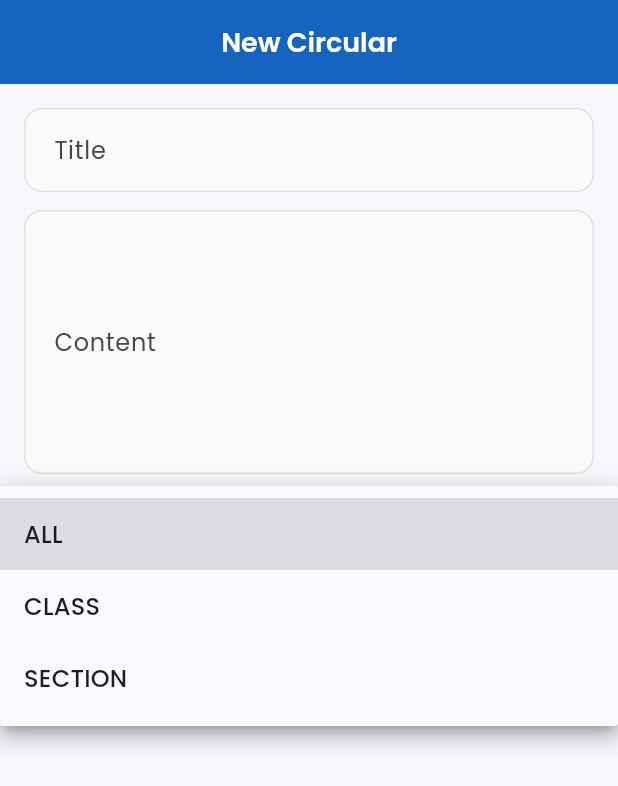
After one commit to abhishek-150104/school-app-frontend, a Flutter app: the CreateCircularScreen screen opened by its route, after a tap on "ALL", on a phone screen of 412 x 824 dp. The commit adds this screen. Shown: the top 786 px of the screen. Run offline on Flutter 3.47's test engine with Material 3 defaults, Android fonts, the phone set to English and light mode, and no system bars; our stand-ins replace dio, flutter_riverpod, flutter_secure_storage, go_router, google_fonts; accounts and stored records are empty; network calls fail.

Commit message:
feat: Module 7 Flutter — Circulars screens, provider, repository, routes

```diff
--- a/lib/core/constants/api_constants.dart
+++ b/lib/core/constants/api_constants.dart
@@ -68,6 +68,12 @@ class ApiConstants {
   static String homeworkSubmissions(String homeworkId) => '/api/homework/$homeworkId/submissions';
   static String myChildHomework(String studentId) => '/api/parents/me/students/$studentId/homework';
 
+  // Circulars
+  static const String circulars = '/api/circulars';
+  static String circular(String id) => '/api/circulars/$id';
+  static String markCircularRead(String id) => '/api/circulars/$id/read';
+  static const String circularUnreadCount = '/api/circulars/unread-count';
+
   // Attendance
   static String sectionAttendance(String sectionId) =>
       '/api/sections/$sectionId/attendance';
--- /dev/null
+++ b/lib/features/circular/presentation/screens/circular_detail_screen.dart
@@ -0,0 +1,69 @@
+import 'package:flutter/material.dart';
+import 'package:flutter_riverpod/flutter_riverpod.dart';
+import '../providers/circular_provider.dart';
+import '../../data/models/circular_models.dart';
+
+class CircularDetailScreen extends ConsumerStatefulWidget {
+  final CircularModel circular;
+  const CircularDetailScreen({super.key, required this.circular});
+
+  @override
+  ConsumerState<CircularDetailScreen> createState() => _CircularDetailScreenState();
+}
+
+class _CircularDetailScreenState extends ConsumerState<CircularDetailScreen> {
+  @override
+  void initState() {
+    super.initState();
+    WidgetsBinding.instance.addPostFrameCallback((_) {
+      if (!widget.circular.read) {
+        ref.read(circularProvider.notifier).markRead(widget.circular.id);
+      }
+    });
+  }
+
+  @override
+  Widget build(BuildContext context) {
+    final c = widget.circular;
+    final theme = Theme.of(context);
+    return Scaffold(
+      appBar: AppBar(title: Text(c.title, overflow: TextOverflow.ellipsis)),
+      body: SingleChildScrollView(
+        padding: const EdgeInsets.all(16),
+        child: Column(crossAxisAlignment: CrossAxisAlignment.start, children: [
+          Row(children: [
+            _badge(c.targetType),
+            const SizedBox(width: 8),
+            Text('By ${c.publishedByName}',
+                style: TextStyle(color: Colors.grey[600], fontSize: 13)),
+          ]),
+          const SizedBox(height: 16),
+          Text(c.title, style: theme.textTheme.headlineSmall),
+          const SizedBox(height: 12),
+          Text(c.content, style: const TextStyle(fontSize: 16, height: 1.6)),
+          if (c.targetClassRoomName != null) ...[
+            const SizedBox(height: 16),
+            Text('Class: ${c.targetClassRoomName}',
+                style: const TextStyle(fontSize: 13, color: Colors.grey)),
+          ],
+          if (c.targetSectionName != null) ...[
+            const SizedBox(height: 4),
+            Text('Section: ${c.targetSectionName}',
+                style: const TextStyle(fontSize: 13, color: Colors.grey)),
+          ],
+        ]),
+      ),
+    );
+  }
+
+  Widget _badge(String type) {
+    final color = type == 'ALL' ? Colors.green : type == 'CLASS' ? Colors.orange : Colors.purple;
+    return Container(
+      padding: const EdgeInsets.symmetric(horizontal: 10, vertical: 4),
+      decoration: BoxDecoration(color: color.withAlpha(30),
+          borderRadius: BorderRadius.circular(12),
+          border: Border.all(color: color)),
+      child: Text(type, style: TextStyle(color: color, fontSize: 12)),
+    );
+  }
+}
--- /dev/null
+++ b/lib/features/circular/presentation/screens/create_circular_screen.dart
@@ -0,0 +1,89 @@
+import 'package:flutter/material.dart';
+import 'package:flutter_riverpod/flutter_riverpod.dart';
+import 'package:go_router/go_router.dart';
+import '../providers/circular_provider.dart';
+
+class CreateCircularScreen extends ConsumerStatefulWidget {
+  const CreateCircularScreen({super.key});
+  @override
+  ConsumerState<CreateCircularScreen> createState() => _CreateCircularScreenState();
+}
+
+class _CreateCircularScreenState extends ConsumerState<CreateCircularScreen> {
+  final _form = GlobalKey<FormState>();
+  final _title = TextEditingController();
+  final _content = TextEditingController();
+  String _targetType = 'ALL';
+  final _classId = TextEditingController();
+  final _sectionId = TextEditingController();
+  bool _loading = false;
+
+  @override
+  void dispose() {
+    _title.dispose(); _content.dispose();
+    _classId.dispose(); _sectionId.dispose();
+    super.dispose();
+  }
+
+  Future<void> _submit() async {
+    if (!_form.currentState!.validate()) return;
+    setState(() => _loading = true);
+    try {
+      await ref.read(circularProvider.notifier).create({
+        'title': _title.text.trim(),
+        'content': _content.text.trim(),
+        'targetType': _targetType,
+        if (_targetType == 'CLASS' && _classId.text.isNotEmpty)
+          'targetClassRoomId': _classId.text.trim(),
+        if (_targetType == 'SECTION' && _sectionId.text.isNotEmpty)
+          'targetSectionId': _sectionId.text.trim(),
+      });
+      if (mounted) context.pop();
+    } catch (e) {
+      if (mounted) ScaffoldMessenger.of(context).showSnackBar(SnackBar(content: Text('$e')));
+    } finally {
+      if (mounted) setState(() => _loading = false);
+    }
+  }
+
+  @override
+  Widget build(BuildContext context) {
+    return Scaffold(
+      appBar: AppBar(title: const Text('New Circular')),
+      body: Form(
+        key: _form,
+        child: ListView(padding: const EdgeInsets.all(16), children: [
+          TextFormField(controller: _title, decoration: const InputDecoration(labelText: 'Title'),
+              validator: (v) => v == null || v.isEmpty ? 'Required' : null),
+          const SizedBox(height: 12),
+          TextFormField(controller: _content, decoration: const InputDecoration(labelText: 'Content'),
+              maxLines: 6,
+              validator: (v) => v == null || v.isEmpty ? 'Required' : null),
+          const SizedBox(height: 12),
+          DropdownButtonFormField<String>(
+            value: _targetType,
+            decoration: const InputDecoration(labelText: 'Target'),
+            items: ['ALL', 'CLASS', 'SECTION'].map((t) =>
+                DropdownMenuItem(value: t, child: Text(t))).toList(),
+            onChanged: (v) => setState(() => _targetType = v!),
+          ),
+          if (_targetType == 'CLASS') ...[
+            const SizedBox(height: 12),
+            TextFormField(controller: _classId,
+                decoration: const InputDecoration(labelText: 'Class Room ID')),
+          ],
+          if (_targetType == 'SECTION') ...[
+            const SizedBox(height: 12),
+            TextFormField(controller: _sectionId,
+                decoration: const InputDecoration(labelText: 'Section ID')),
+          ],
+          const SizedBox(height: 24),
+          ElevatedButton(
+            onPressed: _loading ? null : _submit,
+            child: _loading ? const CircularProgressIndicator() : const Text('Publish'),
+          ),
+        ]),
+      ),
+    );
+  }
+}
```
Also changed, not shown: lib/core/router/app_router.dart (+23 -1 lines), lib/features/circular/data/models/circular_models.dart (added, +42 -0 lines), lib/features/circular/data/repositories/circular_repository.dart (added, +45 -0 lines), lib/features/circular/presentation/providers/circular_provider.dart (added, +47 -0 lines), lib/features/circular/presentation/screens/circulars_screen.dart (added, +79 -0 lines), lib/features/home/presentation/screens/home_screen.dart (+8 -0 lines).
